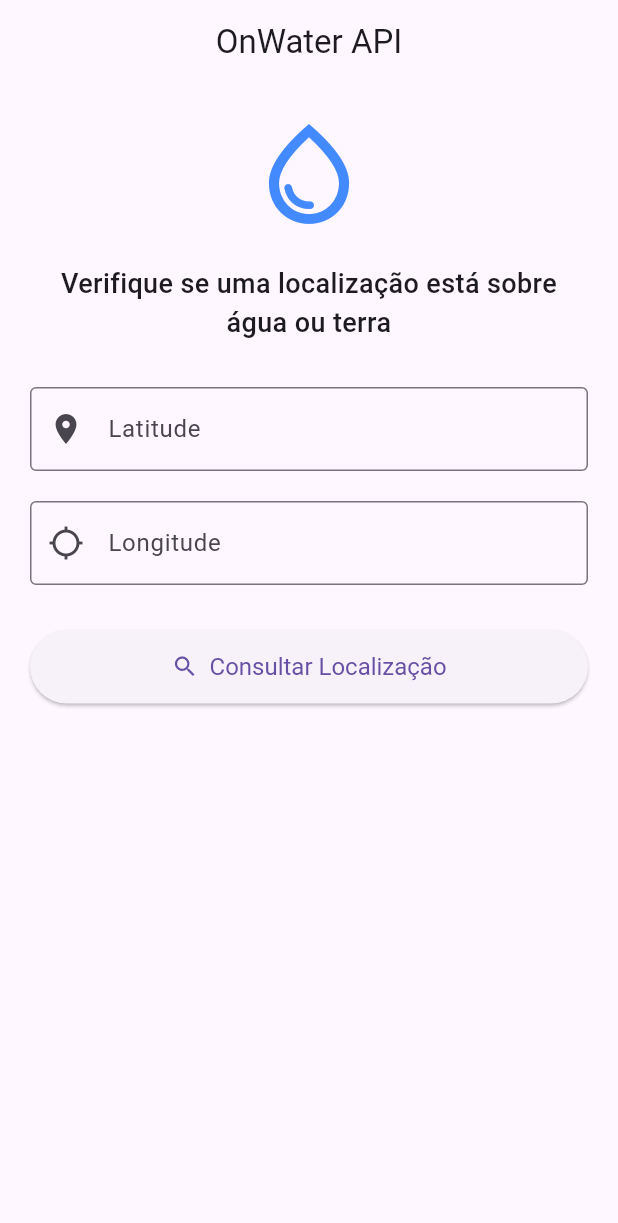
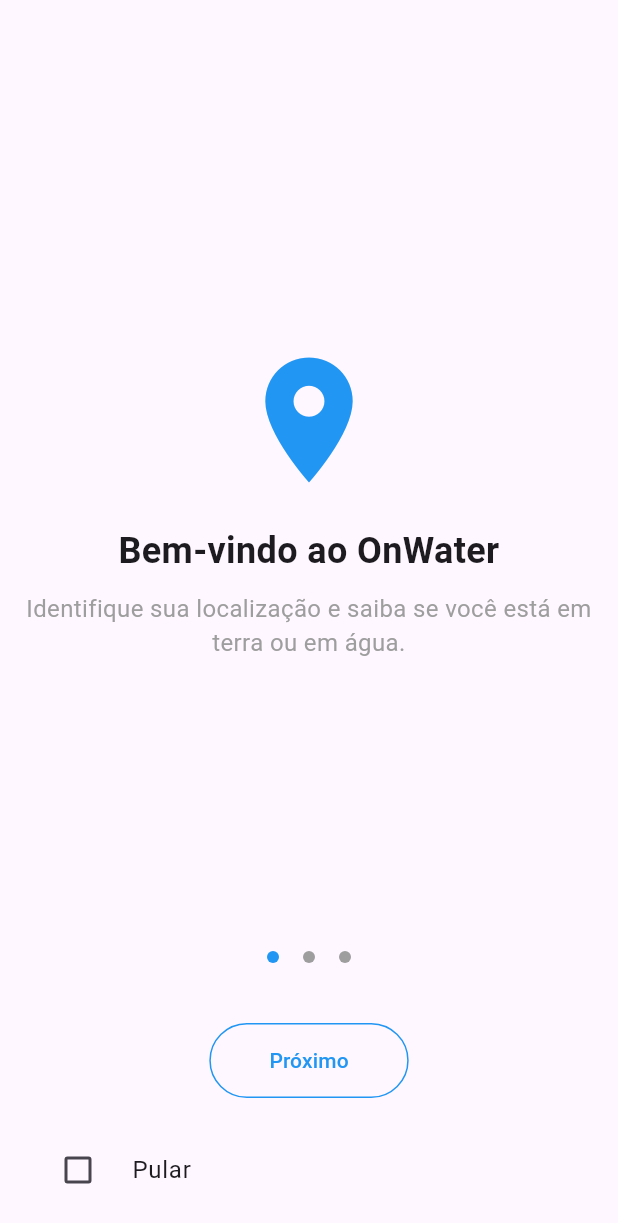
Before and after one commit to HeitorLouzeiroRepositoryIFPI/flutter-on-water-app, a Flutter app: the screen it shows after launch, on a phone screen of 412 x 824 dp. Shown: the top 1223 px of the screen. Run offline on Flutter 3.47's test engine with Material 3 defaults, Android fonts, the phone set to English and light mode, and no system bars; drawn by our look-alikes of smooth_page_indicator; our stand-ins replace flutter_dotenv, shared_preferences.

Commit message:
feat: adiciona tela de splash e onboarding ao aplicativo OnWater

```diff
--- a/on_water_app/lib/main.dart
+++ b/on_water_app/lib/main.dart
@@ -1,6 +1,6 @@
 import 'package:flutter/material.dart';
 import 'package:flutter_dotenv/flutter_dotenv.dart';
-import 'screens/on_water_screen.dart';
+import 'package:on_water_app/screens/splash_page.dart';
 
 void main() async {
   await dotenv.load(fileName: ".env");
@@ -20,7 +20,7 @@ class OnWaterApp extends StatelessWidget {
           bodyMedium: TextStyle(fontSize: 16, fontWeight: FontWeight.w400),
         ),
       ),
-      home: const OnWaterScreen(),
+      home: const SplashScreen(),
     );
   }
 }
--- /dev/null
+++ b/on_water_app/lib/screens/onboarding_screen.dart
@@ -0,0 +1,205 @@
+import 'package:flutter/gestures.dart';
+import 'package:flutter/material.dart';
+import 'package:on_water_app/screens/on_water_screen.dart';
+import 'package:shared_preferences/shared_preferences.dart';
+import 'package:smooth_page_indicator/smooth_page_indicator.dart';
+
+class OnboardingPage extends StatefulWidget {
+  const OnboardingPage({super.key});
+
+  @override
+  State<OnboardingPage> createState() => _OnboardingPageState();
+}
+
+class _OnboardingPageState extends State<OnboardingPage> {
+  final PageController _controller = PageController();
+  final int _pageCount = 3;
+  int _currentPage = 0;
+  bool _dontShowAgain = false;
+
+  @override
+  void dispose() {
+    _controller.dispose();
+    super.dispose();
+  }
+
+  @override
+  void initState() {
+    super.initState();
+    _loadPreference();
+  }
+
+  // Carregar a preferência do usuário
+  Future<void> _loadPreference() async {
+    SharedPreferences prefs = await SharedPreferences.getInstance();
+    setState(() {
+      _dontShowAgain = prefs.getBool('dontShowAgain') ?? false;
+    });
+  }
+
+  // Salvar a preferência do usuário
+  Future<void> _savePreference(bool value) async {
+    SharedPreferences prefs = await SharedPreferences.getInstance();
+    prefs.setBool('dontShowAgain', value);
+  }
+
+  @override
+  Widget build(BuildContext context) {
+    if (_dontShowAgain) {
+      // Se o usuário marcou "não mostrar novamente", vai diretamente para a Home
+      Future.delayed(Duration.zero, () {
+        // Navegação para a Home centralizada
+        Navigator.pushReplacement(
+          context,
+          MaterialPageRoute(builder: (context) => const OnWaterScreen()),
+        );
+      });
+    }
+
+    return Scaffold(
+      body: Padding(
+        padding: const EdgeInsets.all(16.0),
+        child: Column(
+          mainAxisAlignment: MainAxisAlignment.center,
+          children: <Widget>[
+            const SizedBox(height: 40), // Espaço no topo
+            Expanded(
+              child: PageView.builder(
+                controller: _controller,
+                onPageChanged: (index) {
+                  setState(() {
+                    _currentPage = index;
+                  });
+                },
+                itemCount: _pageCount,
+                dragStartBehavior: DragStartBehavior.down, // Habilitar arraste
+                itemBuilder: (context, index) {
+                  switch (index) {
+                    case 0:
+                      return _buildOnboardingPage(
+                        title: 'Bem-vindo ao OnWater',
+                        description: 'Identifique sua localização e saiba se você está em terra ou em água.',
+                        image: Icons.location_on, // Ícone de localização
+                      );
+                    case 1:
+                      return _buildOnboardingPage(
+                        title: 'Como Funciona',
+                        description: 'Usamos uma API de localização para determinar se você está em terra ou em água com precisão.',
+                        image: Icons.map, // Ícone de mapa
+                      );
+                    case 2:
+                      return _buildOnboardingPage(
+                        title: 'Sua Segurança',
+                        description: 'Planeje suas atividades com segurança ao saber onde está. Ideal para navegação e trilhas.',
+                        image: Icons.security, // Ícone de segurança
+                      );
+                    default:
+                      return const SizedBox.shrink();
+                  }
+                },
+              ),
+            ),
+            const SizedBox(height: 20),
+            SmoothPageIndicator(
+              controller: _controller,
+              count: _pageCount,
+              effect: const WormEffect(
+                dotHeight: 8.0,
+                dotWidth: 8.0,
+                spacing: 16.0,
+                dotColor: Colors.grey,
+                activeDotColor: Colors.blue,
+              ),
+            ),
+            const SizedBox(height: 40),
+            if (_currentPage == _pageCount - 1)
+              ElevatedButton(
+                onPressed: () {
+                  // Redireciona ou fecha o onboarding
+                  Navigator.pushReplacement(
+                    context,
+                    MaterialPageRoute(builder: (context) => const OnWaterScreen()),
+                  );
+                },
+                style: ElevatedButton.styleFrom(
+                  backgroundColor: Colors.blue, // Cor de fundo do botão
+                  foregroundColor: Colors.white, // Cor do texto
+                  shape: RoundedRectangleBorder(
+                    borderRadius: BorderRadius.circular(30), // Borda arredondada
+                  ),
+                  padding: const EdgeInsets.symmetric(vertical: 15, horizontal: 40),
+                ),
+                child: const Text('Começar Agora'),
+              )
+            else
+              TextButton(
+                onPressed: () {
+                  // Avança para a próxima página
+                  _controller.nextPage(
+                    duration: const Duration(milliseconds: 300),
+                    curve: Curves.easeInOut,
+                  );
+                },
+                style: TextButton.styleFrom(
+                  foregroundColor: Colors.blue, // Cor do texto
+                  shape: RoundedRectangleBorder(
+                    borderRadius: BorderRadius.circular(30), // Borda arredondada
+                    side: const BorderSide(color: Colors.blue), // Cor da borda
+                  ),
+                  padding: const EdgeInsets.symmetric(vertical: 15, horizontal: 40),
+                ),
+                child: const Text('Próximo'),
+              ),
+            const SizedBox(height: 20),
+            CheckboxListTile(
+              value: _dontShowAgain,
+              onChanged: (bool? value) {
+                setState(() {
+                  _dontShowAgain = value!;
+                });
+                _savePreference(_dontShowAgain); // Salvar a preferência
+              },
+              title: const Text("Pular"),
+              controlAffinity: ListTileControlAffinity.leading,
+            ),
+          ],
+        ),
+      ),
+    );
+  }
+
+  Widget _buildOnboardingPage({
+    required String title,
+    required String description,
+    required IconData image,
+  }) {
+    return Column(
+      mainAxisAlignment: MainAxisAlignment.center,
+      children: [
+        Icon(
+          image,
+          size: 100,
+          color: Colors.blue,
+        ),
+        const SizedBox(height: 20),
+        Text(
+          title,
+          style: const TextStyle(
+            fontSize: 24,
+            fontWeight: FontWeight.bold,
+          ),
+          textAlign: TextAlign.center,
+        ),
+        const SizedBox(height: 10),
+        Text(
+          description,
+          style: const TextStyle(
+            fontSize: 16,
+            color: Colors.grey,
+          ),
+          textAlign: TextAlign.center,
+        ),
+      ],
+    );
+  }
+}
--- a/on_water_app/pubspec.yaml
+++ b/on_water_app/pubspec.yaml
@@ -32,6 +32,8 @@ dependencies:
     sdk: flutter
   http: ^1.2.2
   flutter_dotenv: ^5.2.1
+  shared_preferences: ^2.3.4
+  smooth_page_indicator: ^1.2.0+3
 
   # The following adds the Cupertino Icons font to your application.
   # Use with the CupertinoIcons class for iOS style icons.
```
Also changed, not shown: on_water_app/lib/screens/splash_page.dart (added, +53 -0 lines).
